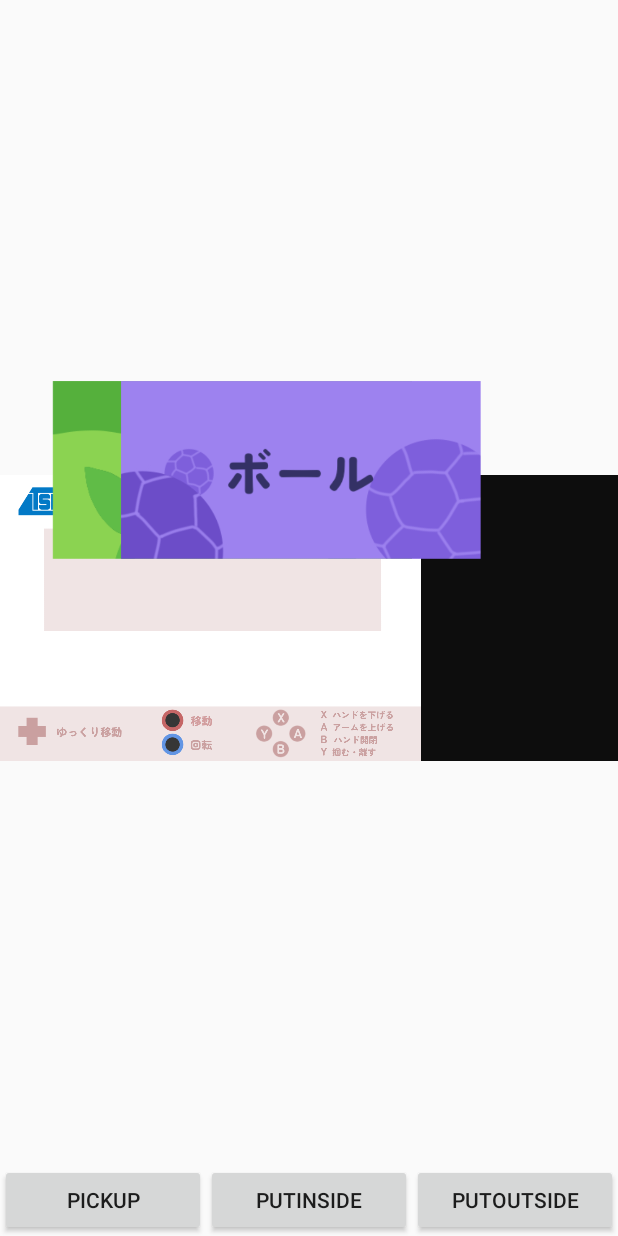
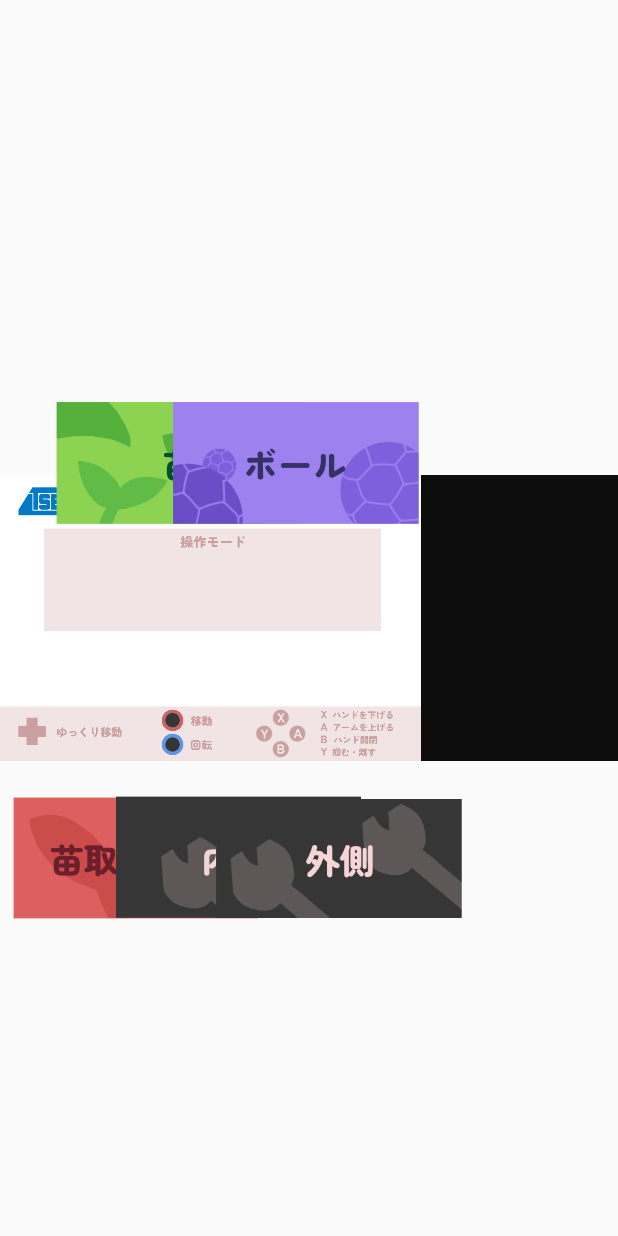
Before and after one commit to T-semi-Tohoku-Uni/NHK2024_R1_Smartphone_Controller, an Android app: the layout activity_main.xml on its own in the app's theme, with its tools: preview values and no code run, on a phone screen of 412 x 824 dp. Run offline under Robolectric (Android 15) with nearby library versions, the phone set to English and light mode, and no system bars; network calls fail.

Commit message:
Refactor UI

```diff
--- a/app/src/main/res/layout/activity_main.xml
+++ b/app/src/main/res/layout/activity_main.xml
@@ -9,13 +9,11 @@
     <ImageView
         android:layout_width="match_parent"
         android:layout_height="match_parent"
-        android:src="@drawable/background"
-        tools:layout_editor_absoluteX="107dp"
-        tools:layout_editor_absoluteY="-48dp" />
+        android:src="@drawable/background"/>
 
     <ImageButton
         android:id="@+id/seedling"
-        android:layout_width="240dp"
+        android:layout_width="164dp"
         android:layout_height="wrap_content"
         android:src="@drawable/seedling_ball"
         android:adjustViewBounds="true"
@@ -25,13 +23,13 @@
         app:layout_constraintEnd_toEndOf="parent"
         app:layout_constraintTop_toTopOf="parent"
         app:layout_constraintBottom_toBottomOf="parent"
-        app:layout_constraintHorizontal_bias="0.2"
-        app:layout_constraintVertical_bias="0.36"
+        app:layout_constraintHorizontal_bias="0.15"
+        app:layout_constraintVertical_bias="0.361"
         />
 
     <ImageButton
         android:id="@+id/ball"
-        android:layout_width="240dp"
+        android:layout_width="164dp"
         android:layout_height="wrap_content"
         android:src="@drawable/ball_button"
         android:adjustViewBounds="true"
@@ -41,37 +39,80 @@
         app:layout_constraintEnd_toEndOf="parent"
         app:layout_constraintTop_toTopOf="parent"
         app:layout_constraintBottom_toBottomOf="parent"
-        app:layout_constraintHorizontal_bias="0.47"
-        app:layout_constraintVertical_bias="0.36"/>
+        app:layout_constraintHorizontal_bias="0.465"
+        app:layout_constraintVertical_bias="0.361"/>
 
+    <ImageButton
+        android:id="@+id/pickup"
+        android:layout_width="163dp"
+        android:layout_height="wrap_content"
+        android:src="@drawable/arm_pickup"
+        android:adjustViewBounds="true"
+        android:padding="0dp"
+        android:scaleType="fitXY"
+        app:layout_constraintStart_toStartOf="parent"
+        app:layout_constraintEnd_toEndOf="parent"
+        app:layout_constraintTop_toTopOf="parent"
+        app:layout_constraintBottom_toBottomOf="parent"
+        app:layout_constraintHorizontal_bias="0.035"
+        app:layout_constraintVertical_bias="0.715"/>
 
-    <Button
-        android:id="@+id/pickup"
-        android:layout_width="0dp"
+    <ImageButton
+        android:id="@+id/put_inside"
+        android:layout_width="163dp"
         android:layout_height="wrap_content"
-        android:text="PICKUP"
+        android:src="@drawable/arm_inside"
+        android:adjustViewBounds="true"
+        android:padding="0dp"
+        android:scaleType="fitXY"
         app:layout_constraintStart_toStartOf="parent"
-        app:layout_constraintEnd_toStartOf="@+id/put_inside"
-        app:layout_constraintBottom_toBottomOf="parent" />
+        app:layout_constraintEnd_toEndOf="parent"
+        app:layout_constraintTop_toTopOf="parent"
+        app:layout_constraintBottom_toBottomOf="parent"
+        app:layout_constraintHorizontal_bias="0.31"
+        app:layout_constraintVertical_bias="0.715"/>
 
-    <Button
-        android:id="@+id/put_inside"
-        android:layout_width="0dp"
+    <ImageButton
+        android:id="@+id/put_outside"
+        android:layout_width="164dp"
         android:layout_height="wrap_content"
-        android:text="PUTINSIDE"
-        app:layout_constraintStart_toEndOf="@+id/pickup"
-        app:layout_constraintEnd_toStartOf="@+id/put_outside"
+        android:src="@drawable/arm_outside"
+        android:adjustViewBounds="true"
+        android:padding="0dp"
+        android:scaleType="fitXY"
+        app:layout_constraintStart_toStartOf="parent"
+        app:layout_constraintEnd_toEndOf="parent"
+        app:layout_constraintTop_toTopOf="parent"
         app:layout_constraintBottom_toBottomOf="parent"
-        app:layout_constraintHorizontal_chainStyle="spread" />
+        app:layout_constraintHorizontal_bias="0.58"
+        app:layout_constraintVertical_bias="0.715"/>
+<!--    <Button-->
+<!--        android:id="@+id/pickup"-->
+<!--        android:layout_width="0dp"-->
+<!--        android:layout_height="wrap_content"-->
+<!--        android:text="PICKUP"-->
+<!--        app:layout_constraintStart_toStartOf="parent"-->
+<!--        app:layout_constraintEnd_toStartOf="@+id/put_inside"-->
+<!--        app:layout_constraintBottom_toBottomOf="parent" />-->
 
-    <Button
-        android:id="@+id/put_outside"
-        android:layout_width="0dp"
-        android:layout_height="wrap_content"
-        android:text="PUTOUTSIDE"
-        app:layout_constraintStart_toEndOf="@+id/put_inside"
-        app:layout_constraintEnd_toEndOf="parent"
-        app:layout_constraintBottom_toBottomOf="parent" />
+<!--    <Button-->
+<!--        android:id="@+id/put_inside"-->
+<!--        android:layout_width="0dp"-->
+<!--        android:layout_height="wrap_content"-->
+<!--        android:text="PUTINSIDE"-->
+<!--        app:layout_constraintStart_toEndOf="@+id/pickup"-->
+<!--        app:layout_constraintEnd_toStartOf="@+id/put_outside"-->
+<!--        app:layout_constraintBottom_toBottomOf="parent"-->
+<!--        app:layout_constraintHorizontal_chainStyle="spread" />-->
+
+<!--    <Button-->
+<!--        android:id="@+id/put_outside"-->
+<!--        android:layout_width="0dp"-->
+<!--        android:layout_height="wrap_content"-->
+<!--        android:text="PUTOUTSIDE"-->
+<!--        app:layout_constraintStart_toEndOf="@+id/put_inside"-->
+<!--        app:layout_constraintEnd_toEndOf="parent"-->
+<!--        app:layout_constraintBottom_toBottomOf="parent" />-->
 
 <!--    <ScrollView-->
 <!--        android:id="@+id/ping_command_line"-->
```
Also changed, not shown: app/src/main/java/com/example/nhk2024_r1_smartphone_controller/MainActivity.kt (+69 -4 lines), app/src/main/res/drawable/arm_inside.png (added), app/src/main/res/drawable/arm_inside_pushed.png (added), app/src/main/res/drawable/arm_outside.png (added), app/src/main/res/drawable/arm_outside_pushed.png (added), app/src/main/res/drawable/arm_pickup.png (added), app/src/main/res/drawable/arm_pickup_pushed.png (added), app/src/main/res/drawable/ball_button_pushed.png (added), app/src/main/res/drawable/seedling_ball_pushed.png (added).
